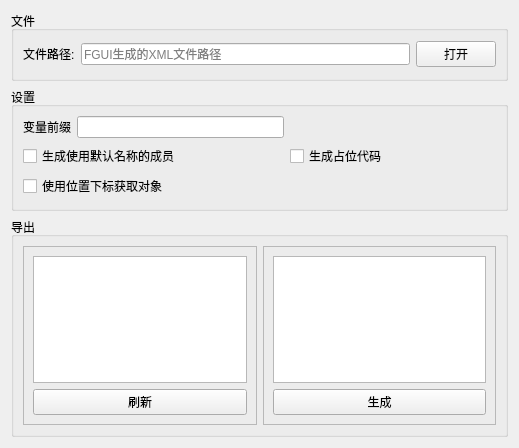
Above: Modules/FGUIToxLua/sfguitoxlua.ui from cnscj/WorkHelper before the change. Below: the same form after it.
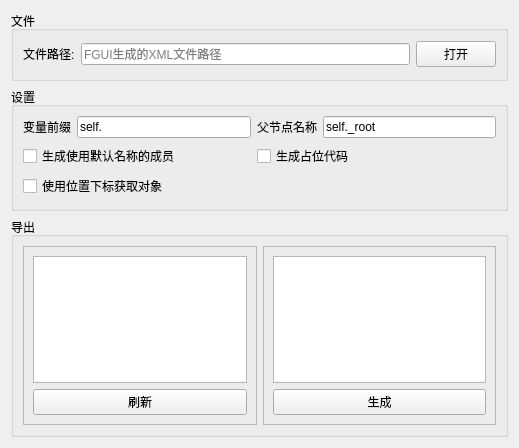
That is the form after the change.

Diff of the .ui file:
```diff
--- a/Modules/FGUIToxLua/sfguitoxlua.ui
+++ b/Modules/FGUIToxLua/sfguitoxlua.ui
@@ -86,6 +86,13 @@
       <string>设置</string>
      </property>
      <layout class="QGridLayout" name="gridLayout_5">
+      <item row="2" column="0" colspan="2">
+       <widget class="QCheckBox" name="useIndexCb">
+        <property name="text">
+         <string>使用位置下标获取对象</string>
+        </property>
+       </widget>
+      </item>
       <item row="0" column="0">
        <widget class="QLabel" name="label_2">
         <property name="text">
@@ -94,20 +101,11 @@
        </widget>
       </item>
       <item row="0" column="1">
-       <widget class="QLineEdit" name="prefixLe"/>
-      </item>
-      <item row="0" column="2">
-       <spacer name="horizontalSpacer">
-        <property name="orientation">
-         <enum>Qt::Horizontal</enum>
+       <widget class="QLineEdit" name="prefixLe">
+        <property name="text">
+         <string>self.</string>
         </property>
-        <property name="sizeHint" stdset="0">
-         <size>
-          <width>40</width>
-          <height>20</height>
-         </size>
-        </property>
-       </spacer>
+       </widget>
       </item>
       <item row="1" column="0" colspan="2">
        <widget class="QCheckBox" name="outDefNameCb">
@@ -116,14 +114,21 @@
         </property>
        </widget>
       </item>
-      <item row="2" column="0" colspan="2">
-       <widget class="QCheckBox" name="useIndexCb">
+      <item row="0" column="2">
+       <widget class="QLabel" name="label_3">
         <property name="text">
-         <string>使用位置下标获取对象</string>
+         <string>父节点名称</string>
         </property>
        </widget>
       </item>
-      <item row="1" column="2">
+      <item row="0" column="3">
+       <widget class="QLineEdit" name="parentNameLe">
+        <property name="text">
+         <string>self._root</string>
+        </property>
+       </widget>
+      </item>
+      <item row="1" column="2" colspan="2">
        <widget class="QCheckBox" name="outPlaceholderCb">
         <property name="text">
          <string>生成占位代码</string>
```
